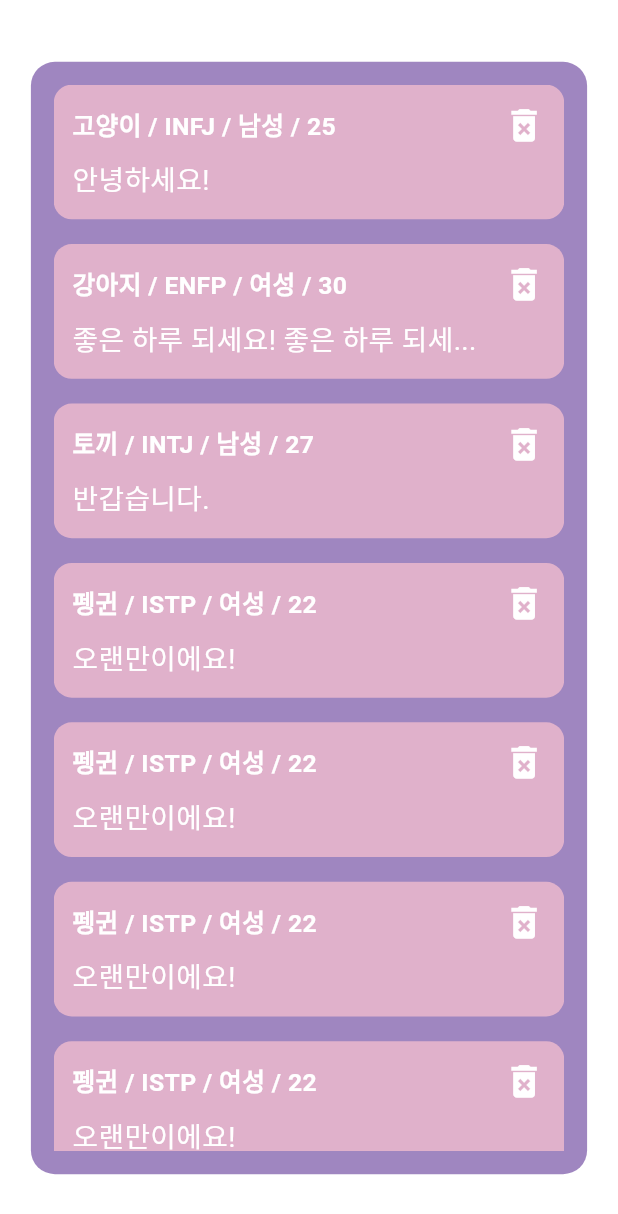
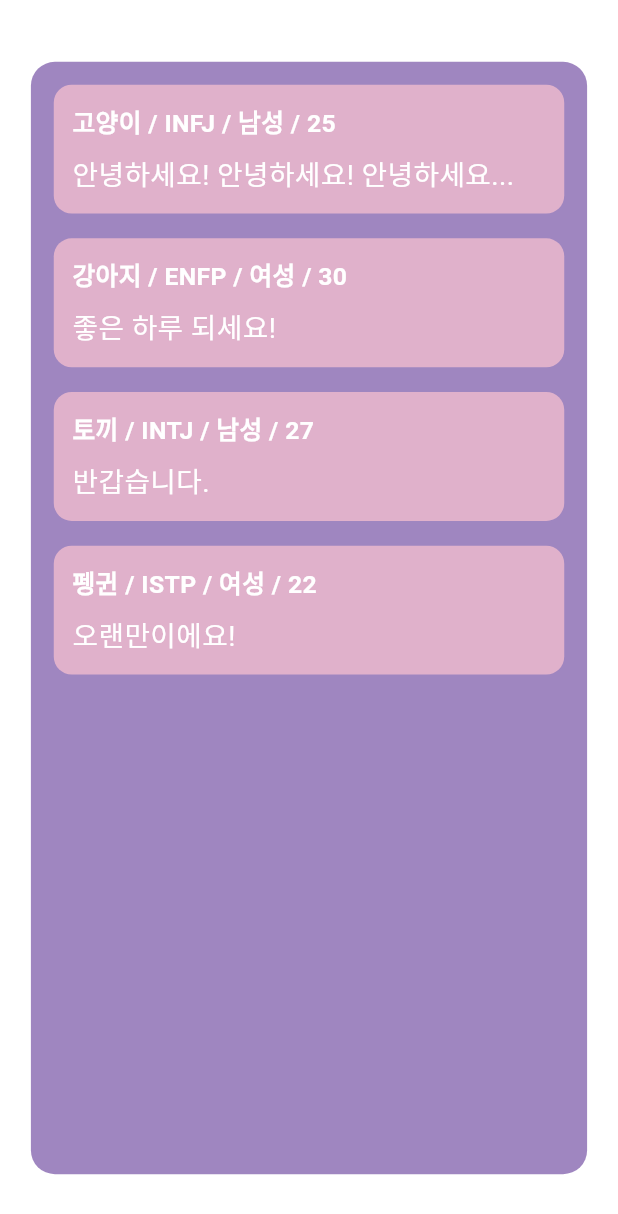
Before and after one commit to KIMSSEUNG/ChatPRJ, a Flutter app: the ReceivePage screen opened directly, on a phone screen of 412 x 824 dp. Shown: the top 1214 px of the screen. Run offline on Flutter 3.47's test engine with Material 3 defaults, Android fonts, the phone set to English and light mode, and no system bars.

Commit message:
25-01-26 receiveAll 페이지 제작 완료 받은 메세지에 대한 전체를 확인 할 수 있는 페이지

```diff
--- a/lib/page/receive.dart
+++ b/lib/page/receive.dart
@@ -1,23 +1,17 @@
 import 'package:flutter/material.dart';
-
+import 'receiveAll.dart';
 
 class ReceivePage extends StatefulWidget {
   @override
-  _MessageScreenState createState() => _MessageScreenState();
+  _ReceivePageState createState() => _ReceivePageState();
 }
 
-class _MessageScreenState extends State<ReceivePage> {
+class _ReceivePageState extends State<ReceivePage> {
   // 더미 데이터 (DB에서 받아오는 형태로 가정)
   List<Map<String, String>> messages = [
-    {'info': '고양이 / INFJ / 남성 / 25', 'latest': '안녕하세요!'},
-    {'info': '강아지 / ENFP / 여성 / 30', 'latest': '좋은 하루 되세요! 좋은 하루 되세요! 좋은 하루 되세요! 좋은 하루 되세요! 좋은 하루 되세요!'},
+    {'info': '고양이 / INFJ / 남성 / 25', 'latest': '안녕하세요! 안녕하세요! 안녕하세요! 안녕하세요! 안녕하세요! 안녕하세요! 안녕하세요! 안녕하세요! 안녕하세요! 안녕하세요! 안녕하세요! 안녕하세요! 안녕하세요! 안녕하세요! 안녕하세요! 안녕하세요! 안녕하세요! 안녕하세요! 안녕하세요! 안녕하세요! 안녕하세요! 안녕하세요! 안녕하세요! 안녕하세요! 안녕하세요! 안녕하세요! 안녕하세요! 안녕하세요! 안녕하세요! 안녕하세요! 안녕하세요! 안녕하세요! 안녕하세요! 안녕하세요! 안녕하세요! 안녕하세요! 안녕하세요! 안녕하세요! 안녕하세요! 안녕하세요! 안녕하세요! 안녕하세요! 안녕하세요! 안녕하세요! 안녕하세요! 안녕하세요! 안녕하세요! 안녕하세요! 안녕하세요! 안녕하세요! 안녕하세요! 안녕하세요! 안녕하세요! 안녕하세요! 안녕하세요! 안녕하세요! 안녕하세요! 안녕하세요! 안녕하세요! 안녕하세요! 반갑습니다. 반갑습니다. 반갑습니다. 반갑습니다. 반갑습니다. 반갑습니다. 반갑습니다.'},
+    {'info': '강아지 / ENFP / 여성 / 30', 'latest': '좋은 하루 되세요!'},
     {'info': '토끼 / INTJ / 남성 / 27', 'latest': '반갑습니다.'},
-    {'info': '펭귄 / ISTP / 여성 / 22', 'latest': '오랜만이에요!'},
-    {'info': '펭귄 / ISTP / 여성 / 22', 'latest': '오랜만이에요!'},
-    {'info': '펭귄 / ISTP / 여성 / 22', 'latest': '오랜만이에요!'},
-    {'info': '펭귄 / ISTP / 여성 / 22', 'latest': '오랜만이에요!'},
-    {'info': '펭귄 / ISTP / 여성 / 22', 'latest': '오랜만이에요!'},
-    {'info': '펭귄 / ISTP / 여성 / 22', 'latest': '오랜만이에요!'},
     {'info': '펭귄 / ISTP / 여성 / 22', 'latest': '오랜만이에요!'},
   ];
 
@@ -43,7 +37,20 @@ class _MessageScreenState extends State<ReceivePage> {
                 child: ListView.builder(
                   itemCount: messages.length,
                   itemBuilder: (context, index) {
-                    return _buildMessageBox(screenWidth, screenHeight, index);
+                    return GestureDetector(
+                      onTap: () {
+                        Navigator.push(
+                          context,
+                          MaterialPageRoute(
+                            builder: (context) => receiveAll(
+                              info: messages[index]['info']!,
+                              latestMessage: messages[index]['latest']!,
+                            ),
+                          ),
+                        );
+                      },
+                      child: _buildMessageBox(screenWidth, screenHeight, index),
+                    );
                   },
                 ),
               ),
@@ -72,10 +79,7 @@ class _MessageScreenState extends State<ReceivePage> {
       child: Column(
         crossAxisAlignment: CrossAxisAlignment.start,
         children: [
-          // 동물 / MBTI / 성별 / 나이 + 삭제 버튼 (부모 대비 15% 높이 중 30%)
-          Row(
-            mainAxisAlignment: MainAxisAlignment.spaceBetween,
-            children: [
+          // 동물 / MBTI / 성별 / 나이
           Text(
             messages[index]['info']!,
             style: TextStyle(
@@ -84,31 +88,16 @@ class _MessageScreenState extends State<ReceivePage> {
               color: Colors.white,
             ),
           ),
-              GestureDetector(
-                onTap: () {
-                  setState(() {
-                    messages.removeAt(index);
-                  });
-                },
-                child: Icon(
-                  Icons.delete_forever, // 삭제 아이콘
-                  color: Colors.white,
-                  size: screenWidth * 0.07,
-                ),
-              ),
-            ],
-          ),
           SizedBox(height: screenHeight * 0.01),
-
-          // 가장 최신 메시지 (부모 대비 15% 높이 중 50%)
+          // 최신 메시지
           Text(
             latestMessage,
             style: TextStyle(
               fontSize: screenWidth * 0.045,
               color: Colors.white,
             ),
-            maxLines: 1,  // 한 줄로 표시
-            overflow: TextOverflow.ellipsis,  // 넘칠 경우 ... 표시
+            maxLines: 1, // 한 줄로 표시
+            overflow: TextOverflow.ellipsis, // 넘칠 경우 ... 표시
           ),
         ],
       ),
```
Also changed, not shown: lib/page/receiveAll.dart (added, +145 -0 lines). Lines whose indentation alone changed are shown as unchanged.
